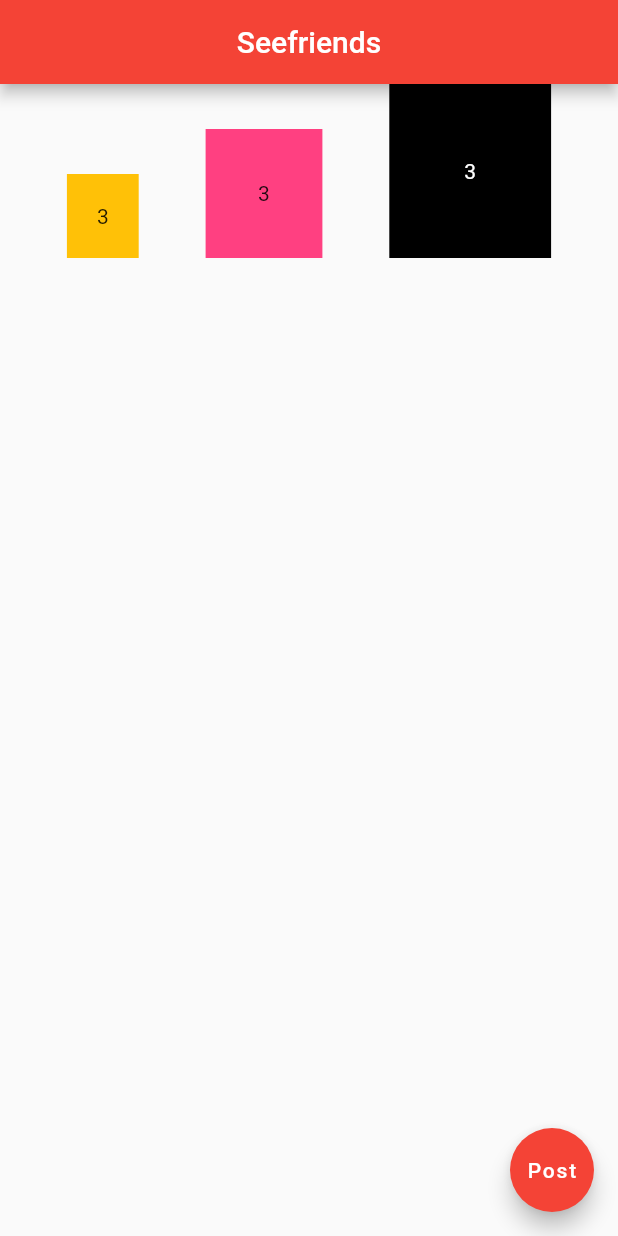
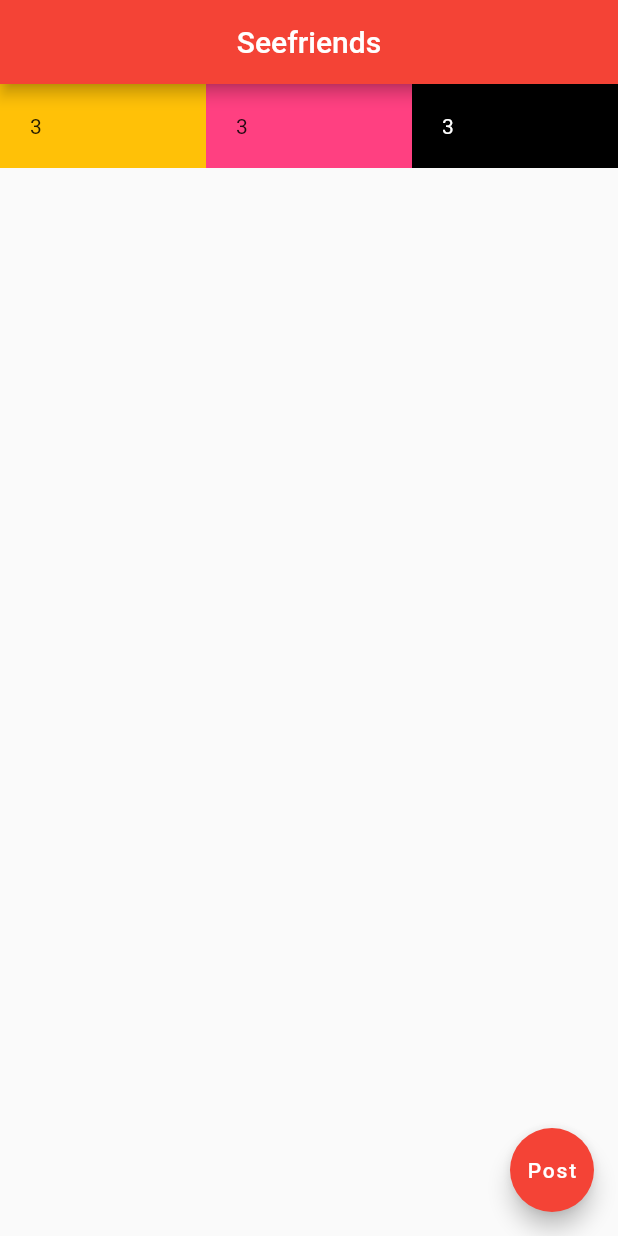
Before and after one commit to danielchukwu/Learning-Flutter-2, a Flutter app: the screen it shows after launch, on a phone screen of 412 x 824 dp. Run offline on Flutter 3.47's test engine with Material 2 defaults, Android fonts, the phone set to English and light mode, and no system bars.

Commit message:
add expanded widget

```diff
--- a/dojoblog/lib/main.dart
+++ b/dojoblog/lib/main.dart
@@ -19,23 +19,33 @@ class Home extends StatelessWidget {
         centerTitle: true,
       ),
       body: Row(
-        mainAxisAlignment: MainAxisAlignment.spaceEvenly,
-        crossAxisAlignment: CrossAxisAlignment.end,
+        mainAxisAlignment: MainAxisAlignment.start,
+        crossAxisAlignment: CrossAxisAlignment.start,
         children: [
-          Container(
+          // Image.asset('assets/images/zion-up.jpeg'),
+          Expanded(
+            flex: 1,
+            child: Container(
               padding: const EdgeInsets.all(20.0),
               color: Colors.amber,
               child: const Text("3"),
             ),
-          Container(
-            padding: const EdgeInsets.all(35.0),
+          ),
+          Expanded(
+            flex: 1,
+            child: Container(
+              padding: const EdgeInsets.all(20.0),
               color: Colors.pinkAccent,
               child: const Text("3"),
             ),
-          Container(
-            padding: const EdgeInsets.all(50.0),
+          ),
+          Expanded(
+            flex: 1,
+            child: Container(
+              padding: const EdgeInsets.all(20.0),
               color: Colors.black,
               child: const Text("3", style: TextStyle(color: Colors.white)),
+            ),
           ),
         ],
       ),
```
Lines whose indentation alone changed are shown as unchanged.
